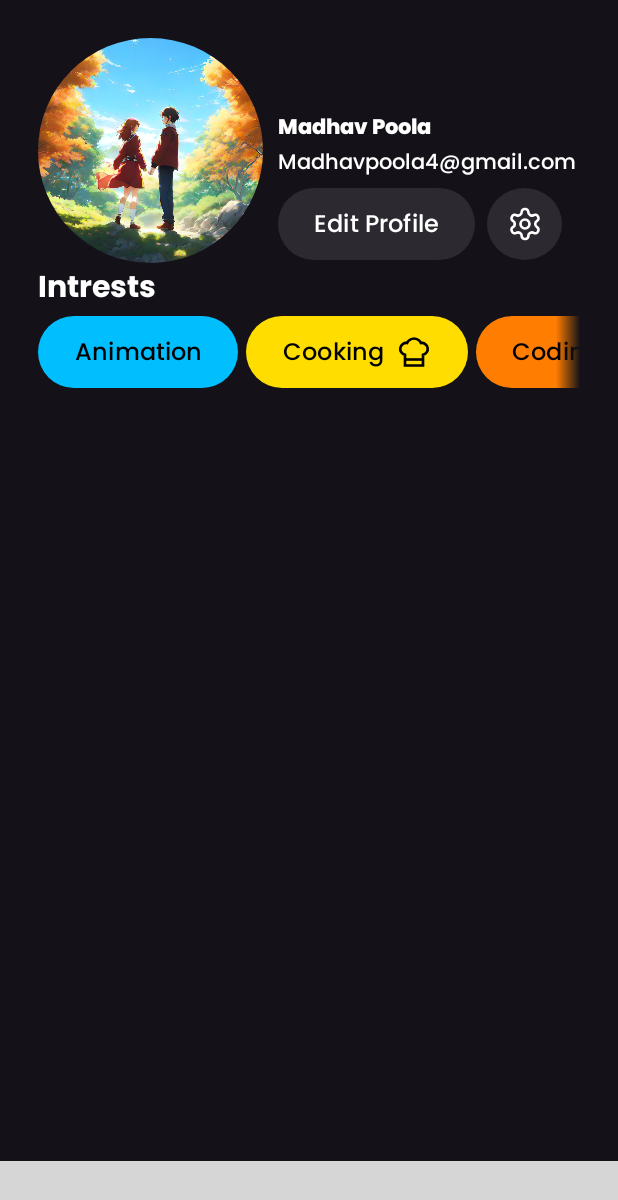
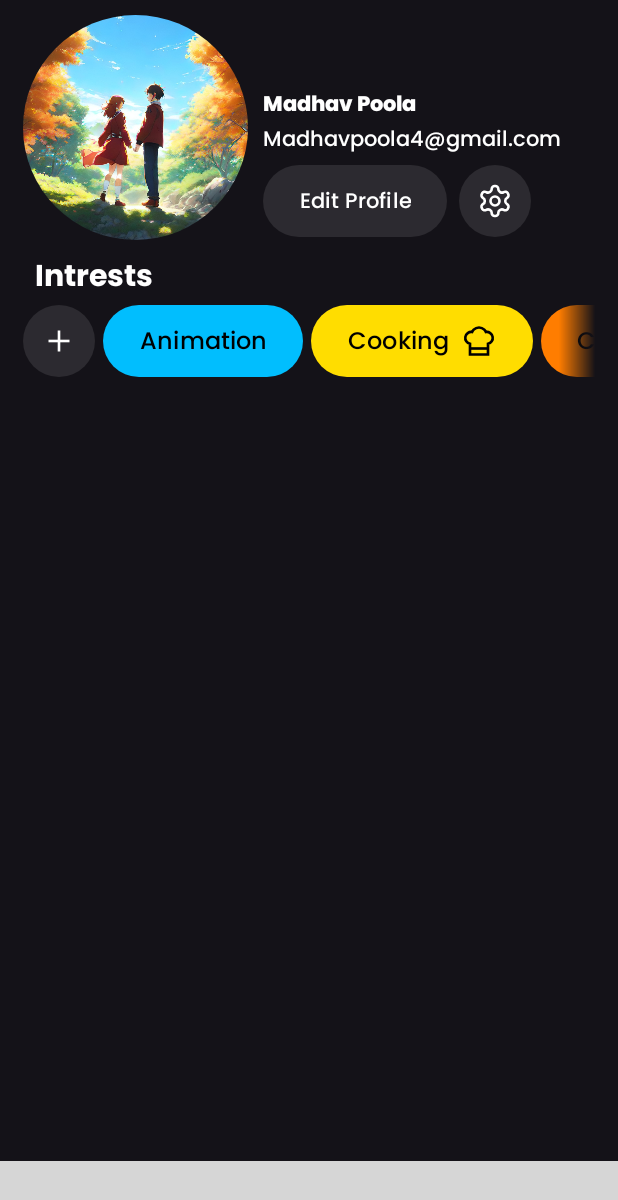
Before and after one commit to someonespcl/Bliss, an Android app: the fragment ProfileFragment placed in its activity, on a phone screen of 412 x 824 dp. Shown: the top 1200 px of the screen. Run offline under Robolectric (Android 15) with nearby library versions, the phone set to English and light mode, and no system bars; our stand-ins replace CircleImageView, Firebase (no records; nobody signed in at launch, a user with empty details on screens opened directly); libraries missing offline, so code that uses them is left out: me.ibrahimsn.lib; plain views replace SmoothBottomBar; 2 statements that could not run were skipped; grey boxes are pictures that could not be loaded.

Commit message:
added interests to profile screen

```diff
--- a/app/build.gradle
+++ b/app/build.gradle
@@ -75,4 +75,5 @@ dependencies {
     implementation platform("com.google.firebase:firebase-bom:32.5.0")
     implementation("com.google.firebase:firebase-auth")
     implementation("com.google.firebase:firebase-database")
+    implementation("de.hdodenhof:circleimageview:3.1.0")
 }
--- a/app/src/main/AndroidManifest.xml
+++ b/app/src/main/AndroidManifest.xml
@@ -16,6 +16,9 @@
         android:enableOnBackInvokedCallback="true"
         android:resizeableActivity="false" >
         <activity
+            android:name=".activities.EditProfileActivity"
+            android:exported="true" />
+        <activity
             android:name=".activities.RegisterActivity"
             android:exported="true" />
         <activity
--- a/app/src/main/java/com/bliss/fragments/ProfileFragment.java
+++ b/app/src/main/java/com/bliss/fragments/ProfileFragment.java
@@ -1,22 +1,47 @@
 package com.bliss.fragments;
 
+import android.app.Dialog;
+import android.content.Intent;
 import android.os.Bundle;
 import android.view.LayoutInflater;
 import android.view.ViewGroup;
 import android.view.View;
+import android.widget.Button;
+import android.widget.ImageButton;
 import androidx.fragment.app.Fragment;
 import com.bliss.R;
+import com.bliss.activities.EditProfileActivity;
 
 public class ProfileFragment extends Fragment {
 
     public ProfileFragment() {
     }
 
+    private Dialog dialog;
+
     @Override
     public View onCreateView(LayoutInflater inflater, ViewGroup container,
                              Bundle savedInstanceState) {
         View view = inflater.inflate(R.layout.fragment_profile, container, false);
 
+        dialog = new Dialog(requireContext());
+        dialog.setContentView(R.layout.custom_dialog_add_intrests);
+        dialog.getWindow().setBackgroundDrawableResource(R.drawable.custom_dialog_background);
+        dialog.setCancelable(false);
+        dialog.setCanceledOnTouchOutside(false);
+
+        Button startProfileActivity = view.findViewById(R.id.startEditProfileActivity);
+        startProfileActivity.setOnClickListener(v -> {
+            startActivity(new Intent(requireContext(), EditProfileActivity.class));
+        });
+
+        ImageButton addIntrests = view.findViewById(R.id.add_intrests);
+        addIntrests.setOnClickListener(v -> {
+            dialog.show();
+        });
+
+
+
         return view;
     }
 }
--- /dev/null
+++ b/app/src/main/res/drawable/add_icon.xml
@@ -0,0 +1,17 @@
+<?xml version="1.0" encoding="utf-8"?>
+<vector xmlns:android="http://schemas.android.com/apk/res/android"
+    android:height="24dp"
+    android:width="24dp"
+    android:viewportWidth="24.0"
+    android:viewportHeight="24.0">
+    <path
+        android:fillColor="#00000000"
+        android:pathData="M5,12h14"
+        android:strokeColor="#FFFFFFFF"
+        android:strokeWidth="1.75" />
+    <path
+        android:fillColor="#00000000"
+        android:pathData="M12,5v14"
+        android:strokeColor="#FFFFFFFF"
+        android:strokeWidth="1.75" />
+</vector>
--- a/app/src/main/res/layout/fragment_profile.xml
+++ b/app/src/main/res/layout/fragment_profile.xml
@@ -5,15 +5,18 @@
      xmlns:tools="http://schemas.android.com/tools"
      android:layout_height="match_parent"
      android:layout_width="match_parent"
-     android:padding="25dp"
+     android:paddingEnd="15dp"
      android:orientation="vertical"
+     android:paddingBottom="10dp"
+     android:paddingStart="15dp"
+     android:paddingTop="10dp"
      tools:context=".fragments.ProfileFragment">
 
     <RelativeLayout
          android:layout_height="wrap_content"
          android:layout_width="match_parent">
 
-        <com.bliss.utils.CustomSquircleImageView
+        <de.hdodenhof.circleimageview.CircleImageView
              android:layout_height="150dp"
              android:layout_width="150dp"
              android:src="@drawable/profile_image"
@@ -63,15 +66,15 @@
                      app:backgroundTint="#1Affffff"
                      android:elevation="8dp"
                      android:includeFontPadding="false"
-                     android:textSize="16sp"
                      android:fontFamily="@font/poppins_medium"
                      android:textAllCaps="false"
                      android:textColor="@android:color/white"
+                     android:id="@+id/startEditProfileActivity"
                      android:text="@string/edit_profile" />
 
                 <ImageButton
                      android:layout_height="match_parent"
-                     android:layout_width="50dp"
+                     android:layout_width="48dp"
                      android:src="@drawable/settings_icon"
                      android:background="@drawable/icon_background_button"
                      android:layout_marginLeft="8dp" />
@@ -80,27 +83,41 @@
 
         </LinearLayout>
 
-        <LinearLayout
+        <RelativeLayout
              android:layout_height="wrap_content"
              android:layout_width="match_parent"
-             android:layout_below="@id/profile_user_main_image"
-             android:orientation="vertical">
+             android:layout_below="@id/profile_user_main_image">
 
             <TextView
                  android:layout_height="wrap_content"
                  android:layout_width="wrap_content"
                  android:fontFamily="@font/poppins_bold"
                  android:textSize="20sp"
+                 android:layout_marginLeft="8dp"
                  android:textColor="@android:color/white"
-                 android:text="Intrests" />
+                 android:layout_marginTop="8dp"
+                 android:text="Intrests"
+                 android:id="@+id/intrests_text" />
+
+            <ImageButton
+                 android:layout_height="48dp"
+                 android:layout_width="48dp"
+                 android:src="@drawable/add_icon"
+                 android:layout_below="@id/intrests_text"
+                 android:background="@drawable/intrests_background_button"
+                 android:backgroundTint="#1AFFFFFF"
+                 android:layout_alignParentStart="true"
+                 android:id="@+id/add_intrests" />
 
             <HorizontalScrollView
                  android:layout_height="wrap_content"
                  android:layout_width="match_parent"
                  android:scrollbars="none"
                  android:requiresFadingEdge="horizontal"
+                 android:layout_toRightOf="@id/add_intrests"
                  android:clipToPadding="false"
-                 android:fadingEdgeLength="16dp"
+                 android:fadingEdgeLength="24dp"
+                 android:layout_alignBottom="@id/add_intrests"
                  android:overScrollMode="never">
 
                 <LinearLayout
@@ -118,6 +135,7 @@
                          android:textSize="16sp"
                          android:fontFamily="@font/poppins_medium"
                          android:textAllCaps="false"
+                         android:layout_marginLeft="5dp"
                          android:textColor="@android:color/black"
                          android:text="Animation" />
 
@@ -200,7 +218,7 @@
 
             </HorizontalScrollView>
 
-        </LinearLayout>
+        </RelativeLayout>
 
     </RelativeLayout>
 
--- a/app/src/main/res/values-night/themes.xml
+++ b/app/src/main/res/values-night/themes.xml
@@ -4,6 +4,7 @@
     <item name="android:windowBackground">@android:color/black</item>
     <item name="android:navigationBarColor">@android:color/transparent</item>
     <item name="android:statusBarColor">@android:color/transparent</item>
+    <item name="android:forceDarkAllowed">false</item>
     <item name="android:windowContentTransitions">true</item>
   </style>
 </resources>
--- a/app/src/main/res/values/themes.xml
+++ b/app/src/main/res/values/themes.xml
@@ -3,6 +3,7 @@
   <style name="Bliss" parent="Theme.Material3.Dark.NoActionBar">
     <item name="android:navigationBarColor">@android:color/transparent</item>
     <item name="android:statusBarColor">@android:color/transparent</item>
+    <item name="android:forceDarkAllowed">false</item>
     <item name="android:windowContentTransitions">true</item>
   </style>
 </resources>
--- a/gradle.properties
+++ b/gradle.properties
@@ -22,3 +22,6 @@ kotlin.code.style=official
 # resources declared in the library itself and none from the library's dependencies,
 # thereby reducing the size of the R class for that library
 android.nonTransitiveRClass=true
+org.gradle.daemon=false
+org.gradle.configuration-cache=true
+org.gradle.daemon.performance.enable-monitoring=false
```
Also changed, not shown: app/src/main/java/com/bliss/activities/EditProfileActivity.java (added, +17 -0 lines), app/src/main/res/drawable/camera_icon.xml (added, +17 -0 lines), app/src/main/res/drawable/edit_icon.xml (added, +23 -0 lines), app/src/main/res/layout/activity_edit_profile.xml (added, +139 -0 lines), app/src/main/res/layout/custom_dialog_add_intrests.xml (added, +164 -0 lines).
